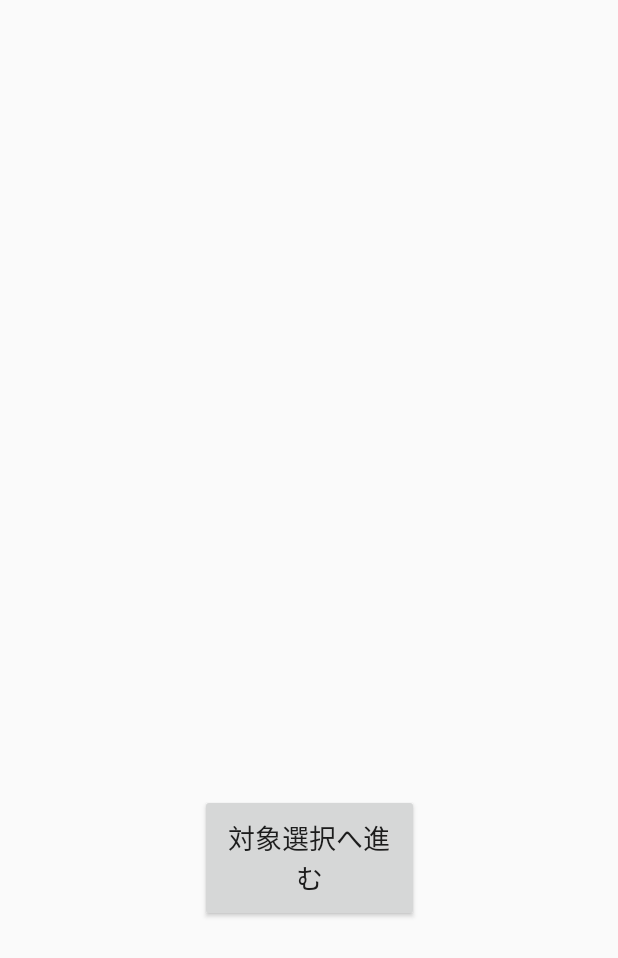
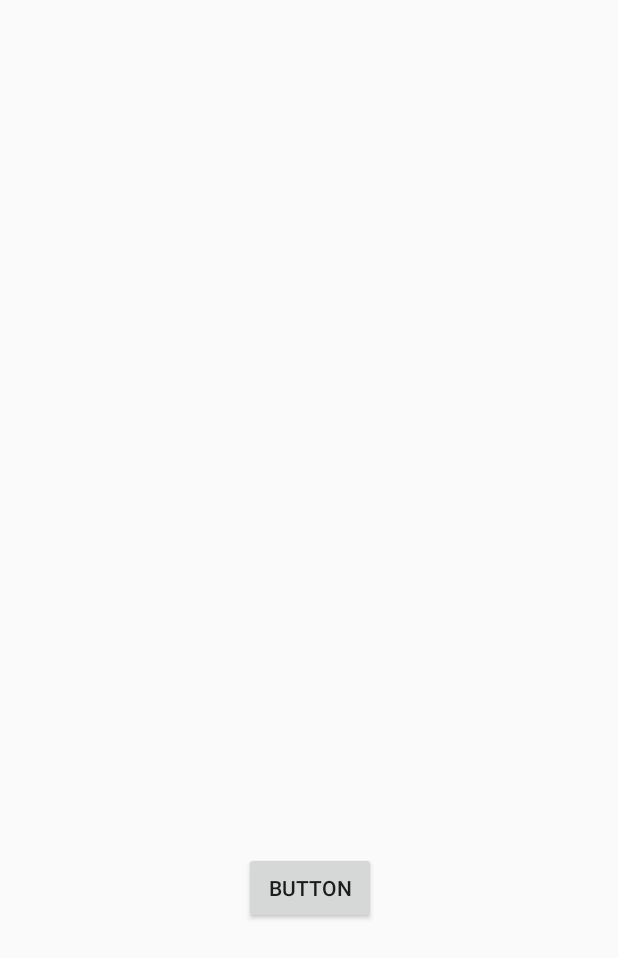
Before and after one commit to konan-1day-2019/Gyrou, an Android app: the layout activity_identificate.xml on its own in the app's theme, with its tools: preview values and no code run, on a phone screen of 412 x 824 dp. Shown: the top 958 px of the screen. Run offline under Robolectric (Android 15) with nearby library versions, the phone set to English and light mode, and no system bars.

Commit message:
遷移できるゾ

```diff
--- a/app/src/main/AndroidManifest.xml
+++ b/app/src/main/AndroidManifest.xml
@@ -9,8 +9,10 @@
         android:roundIcon="@mipmap/ic_launcher_round"
         android:supportsRtl="true"
         android:theme="@style/AppTheme">
+        <activity android:name=".SelectTarget"></activity>
+        <activity android:name=".IdentificateActivity" />
         <activity android:name=".StatusPreviewActivity" />
-        <activity android:name=".peopleActivity"></activity>
+        <activity android:name=".peopleActivity" />
         <activity android:name=".MainActivity">
             <intent-filter>
                 <action android:name="android.intent.action.MAIN" />
--- a/app/src/main/res/layout/activity_identification.xml
+++ b/app/src/main/res/layout/activity_identificate.xml
@@ -4,18 +4,17 @@
     xmlns:tools="http://schemas.android.com/tools"
     android:layout_width="match_parent"
     android:layout_height="match_parent"
-    tools:context=".IdentificationActivity">
+    tools:context=".IdentificateActivity">
 
     <Button
-        android:id="@+id/identificationButton"
-        android:layout_width="146dp"
-        android:layout_height="85dp"
+        android:id="@+id/identificateButton"
+        android:layout_width="wrap_content"
+        android:layout_height="wrap_content"
         android:layout_marginStart="162dp"
-        android:layout_marginTop="501dp"
+        android:layout_marginTop="521dp"
         android:layout_marginEnd="161dp"
-        android:layout_marginBottom="182dp"
-        android:text="対象選択へ進む"
-        android:textSize="18sp"
+        android:layout_marginBottom="162dp"
+        android:text="Button"
         app:layout_constraintBottom_toBottomOf="parent"
         app:layout_constraintEnd_toEndOf="parent"
         app:layout_constraintStart_toStartOf="parent"
--- a/app/src/main/res/layout/activity_select_target.xml
+++ b/app/src/main/res/layout/activity_select_target.xml
@@ -7,7 +7,7 @@
     tools:context=".SelectTargetActivity">
 
     <Button
-        android:id="@+id/targetButton"
+        android:id="@+id/selectButton"
         android:layout_width="161dp"
         android:layout_height="118dp"
         android:layout_marginStart="166dp"
```
Also changed, not shown: app/src/main/java/com/example/gyrou/IdentificateActivity.java (added, +29 -0 lines), app/src/main/java/com/example/gyrou/IdentificationActivity.java (deleted, +0 -44 lines), app/src/main/java/com/example/gyrou/SelectTarget.java (added, +27 -0 lines), app/src/main/java/com/example/gyrou/SelectTargetActivity.java (+76 -77 lines), app/src/main/java/com/example/gyrou/StatusPreviewActivity.java (+5 -20 lines), app/src/main/java/com/example/gyrou/peopleActivity.java (+5 -5 lines).
